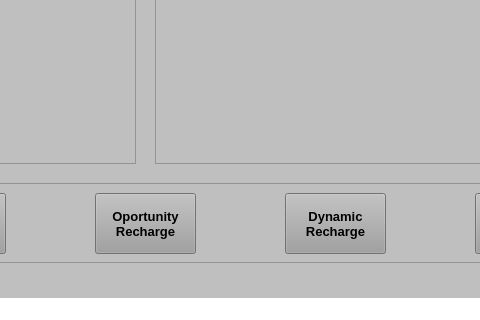
This is UI/InterfaceRoute.ui in Potter-Gryffindor/Proyecto-Final as Qt 5 draws it before an edit; both pictures show x 335 to 815 and y 357 to 677 of the 964 by 677 pixel window. The edited form follows.
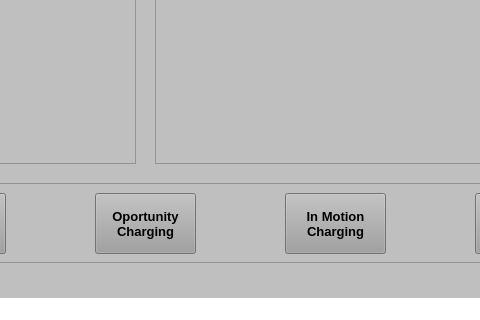
This is the edited form. Icons and pictures are not drawn.

Commit message: Prediseño Interfaz Gráfica V.1

The edit to the form file:
```diff
--- a/UI/InterfaceRoute.ui
+++ b/UI/InterfaceRoute.ui
@@ -666,8 +666,8 @@
       <string notr="true">background-color: rgb(159, 159, 159);</string>
      </property>
      <property name="text">
-      <string>Dynamic
-Recharge</string>
+      <string>In Motion
+Charging</string>
      </property>
     </widget>
     <widget class="QPushButton" name="OportunityButton">
@@ -695,7 +695,7 @@
      </property>
      <property name="text">
       <string>Oportunity
-Recharge</string>
+Charging</string>
      </property>
     </widget>
     <widget class="QPushButton" name="GridButton">
```
Left out of the diff: 6 changed lines with no effect on the pictures. The commit also changes 5 other files.
